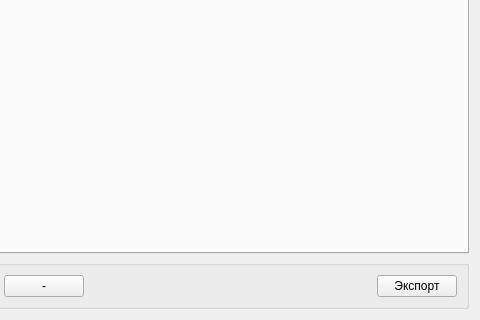
This is ui/SchemaConstructor.ui in yazmolod/terrvey as Qt 5 draws it before an edit; both pictures show x 105 to 585 and y 368 to 688 of the 585 by 688 pixel window. The edited form follows.
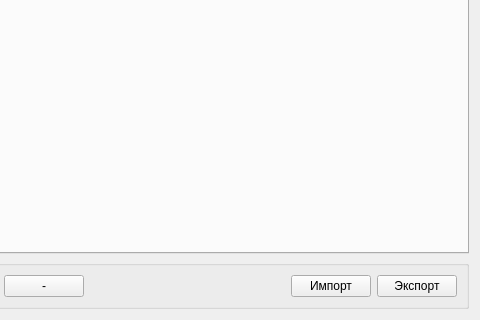
This is the edited form.

Commit message: Constructor: import/export implemented

```diff
--- a/ui/SchemaConstructor.ui
+++ b/ui/SchemaConstructor.ui
@@ -72,6 +72,13 @@
         </property>
        </spacer>
       </item>
+      <item>
+       <widget class="QPushButton" name="importButton">
+        <property name="text">
+         <string>Импорт</string>
+        </property>
+       </widget>
+      </item>
       <item>
        <widget class="QPushButton" name="exportButton">
         <property name="text">
```
The commit also changes 2 other files.
